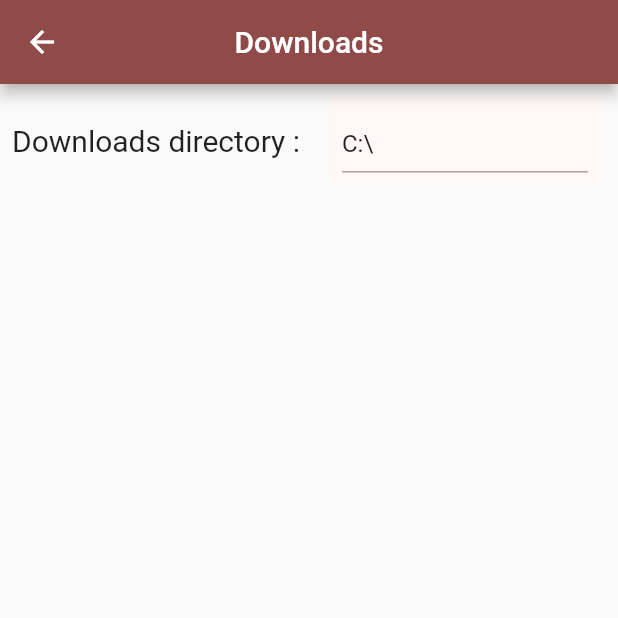
After one commit to ALEZ-DEV/Anime-Kanri, a Flutter app: the SettingsScreen screen opened directly, after a tap on "Downloads", on a phone screen of 412 x 824 dp, the top half of it. The commit adds this screen. Run offline on Flutter 3.47's test engine with Material 2 defaults, Android fonts, the phone set to English and light mode, and no system bars; our stand-ins replace bloc, fixnum, flutter_bloc; missing offline and left inert: rinf.

Commit message:
add settings options

```diff
--- /dev/null
+++ b/lib/providers/settings_provider.dart
@@ -0,0 +1,8 @@
+import 'package:flutter/material.dart';
+
+class SettingsProvider with ChangeNotifier {
+  String _downloadDirectory = 'C:\\';
+
+  String get downloadDirectory => _downloadDirectory;
+  set setDownloadDirectory(String value) => _downloadDirectory = value;
+}
--- /dev/null
+++ b/lib/screens/more_screens.dart/settings_screen.dart
@@ -0,0 +1,25 @@
+import 'package:anime_kanri/screens/more_screens.dart/settings_screens/downloads_settings_screen.dart';
+import 'package:anime_kanri/widget/simple_icon_button.dart';
+import 'package:flutter/material.dart';
+
+class SettingsScreen extends StatelessWidget {
+  const SettingsScreen({super.key});
+
+  @override
+  Widget build(BuildContext context) {
+    return Scaffold(
+        appBar: AppBar(
+          title: const Text('Settings'),
+          centerTitle: true,
+        ),
+        body: const Column(
+          children: [
+            SimpleIconButton(
+              icon: Icons.download,
+              label: 'Downloads',
+              page: DownloadsSettingsScreen(),
+            ),
+          ],
+        ));
+  }
+}
--- /dev/null
+++ b/lib/screens/more_screens.dart/settings_screens/downloads_settings_screen.dart
@@ -0,0 +1,83 @@
+import 'package:anime_kanri/providers/settings_provider.dart';
+import 'package:flutter/material.dart';
+import 'package:provider/provider.dart';
+
+class DownloadsSettingsScreen extends StatelessWidget {
+  const DownloadsSettingsScreen({super.key});
+
+  @override
+  Widget build(BuildContext context) {
+    final provider = Provider.of<SettingsProvider>(context);
+
+    return Scaffold(
+      appBar: AppBar(
+        title: const Text('Downloads'),
+        centerTitle: true,
+      ),
+      body: Column(
+        children: [
+          SettingsTextField(
+            initValue: provider.downloadDirectory,
+            onChanged: (value) => provider.setDownloadDirectory = value,
+          )
+        ],
+      ),
+    );
+  }
+}
+
+class SettingsTextField extends StatelessWidget {
+  const SettingsTextField({
+    required this.onChanged,
+    this.initValue = '',
+    super.key,
+  });
+
+  final Function(String) onChanged;
+  final String initValue;
+
+  @override
+  Widget build(BuildContext context) {
+    return SizedBox(
+      width: double.infinity,
+      height: 75,
+      child: Row(
+        children: [
+          const Padding(
+            padding: EdgeInsets.symmetric(horizontal: 8.0),
+            child: Text(
+              'Downloads directory :',
+              style: TextStyle(
+                fontSize: 20,
+              ),
+            ),
+          ),
+          Expanded(
+            flex: 2,
+            child: Padding(
+              padding: const EdgeInsets.symmetric(
+                horizontal: 12.0,
+                vertical: 8.0,
+              ),
+              child: Container(
+                decoration: BoxDecoration(
+                  borderRadius: const BorderRadius.all(
+                    Radius.circular(5),
+                  ),
+                  color: Theme.of(context).colorScheme.background,
+                ),
+                child: Padding(
+                  padding: const EdgeInsets.all(8.0),
+                  child: TextFormField(
+                    initialValue: initValue,
+                    onChanged: onChanged,
+                  ),
+                ),
+              ),
+            ),
+          ),
+        ],
+      ),
+    );
+  }
+}
--- /dev/null
+++ b/lib/widget/simple_icon_button.dart
@@ -0,0 +1,52 @@
+import 'package:flutter/material.dart';
+
+class SimpleIconButton extends StatelessWidget {
+  const SimpleIconButton({
+    required this.icon,
+    required this.label,
+    required this.page,
+    super.key,
+  });
+
+  final IconData icon;
+  final String label;
+  final Widget page;
+
+  @override
+  Widget build(BuildContext context) {
+    return InkWell(
+      onTap: () => Navigator.push(
+        context,
+        MaterialPageRoute(
+          builder: (context) => page,
+        ),
+      ),
+      child: SizedBox(
+        width: double.infinity,
+        height: 75,
+        child: Row(
+          mainAxisAlignment: MainAxisAlignment.center,
+          crossAxisAlignment: CrossAxisAlignment.center,
+          children: [
+            Padding(
+              padding: const EdgeInsets.all(20.0),
+              child: Icon(
+                icon,
+                size: 35,
+              ),
+            ),
+            Expanded(
+              flex: 2,
+              child: Text(
+                label,
+                style: const TextStyle(
+                  fontSize: 24,
+                ),
+              ),
+            ),
+          ],
+        ),
+      ),
+    );
+  }
+}
--- a/pubspec.yaml
+++ b/pubspec.yaml
@@ -14,6 +14,7 @@ dependencies:
   flutter_bloc: ^8.1.3
   meta: ^1.9.1
   protobuf: ^3.1.0
+  provider: ^6.1.1
   rinf: ^4.15.2
 
 dev_dependencies:
```
Also changed, not shown: lib/main_app.dart (+10 -1 lines), lib/screens/more_screen.dart (+8 -52 lines), pubspec.lock.
